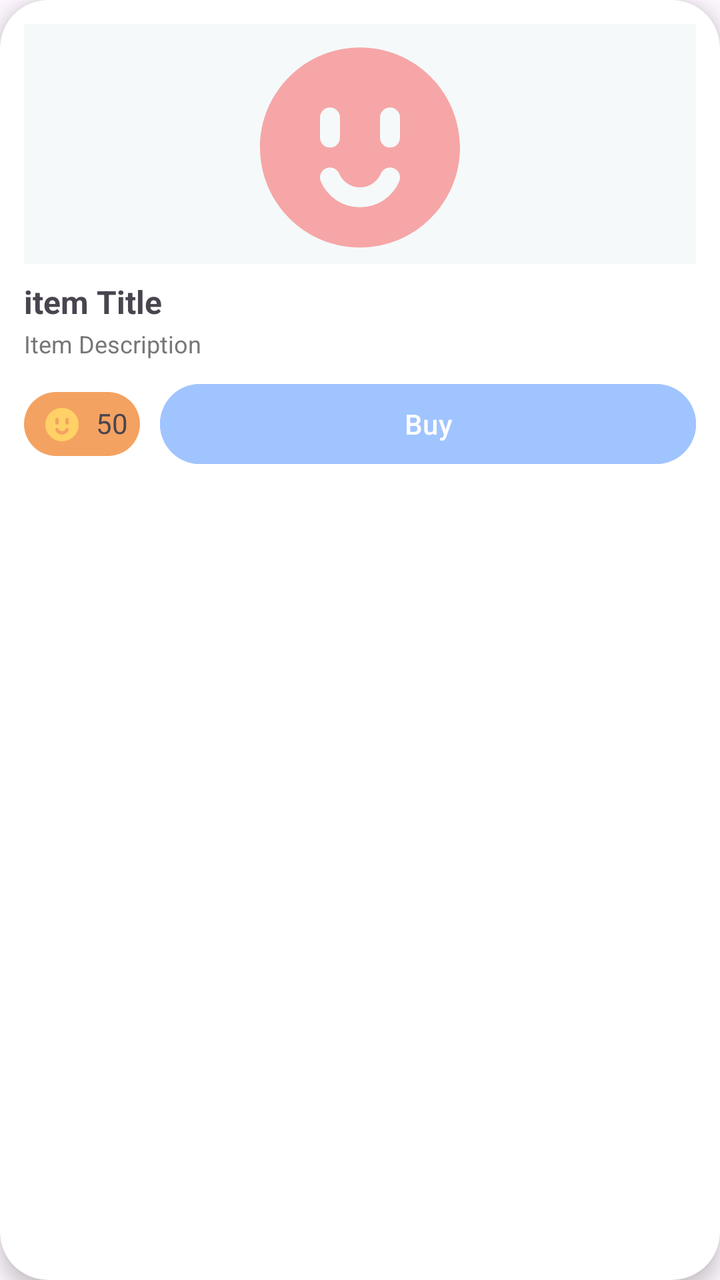
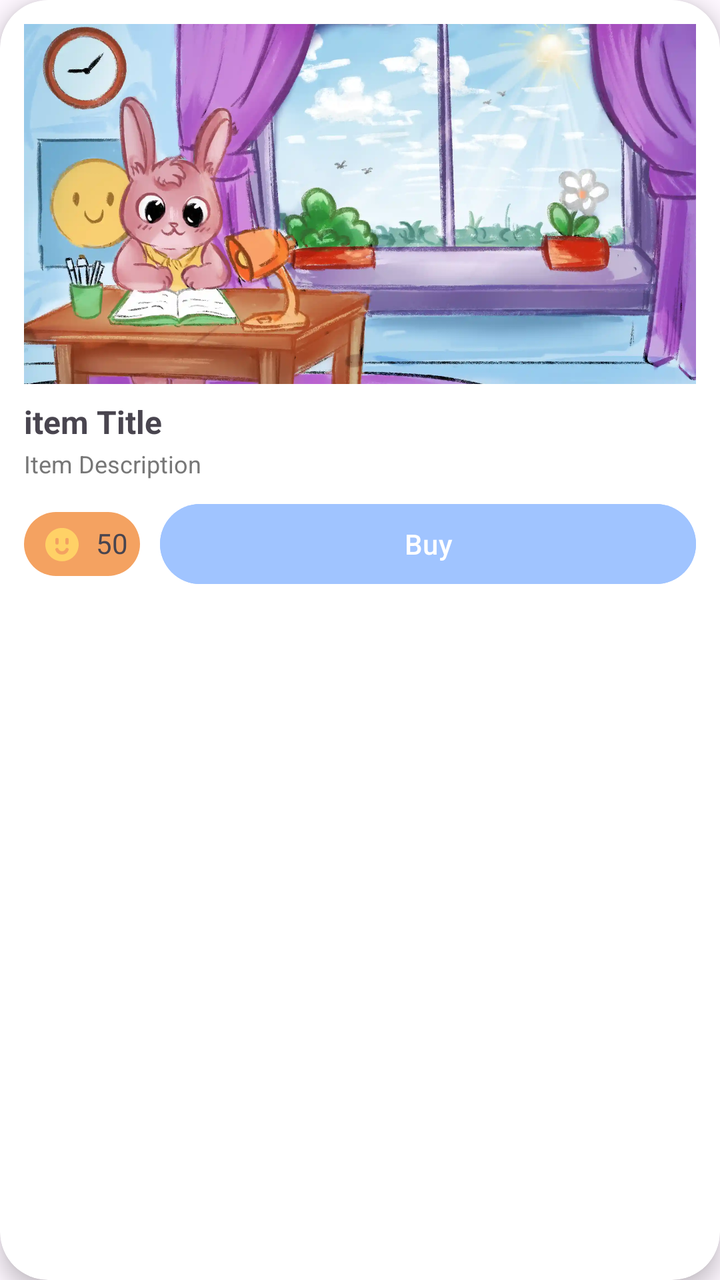

Compare the two renders of this Android layout. The source of the first and the diff that turns it into the second are given below.
<!-- AndroidManifest.xml: application theme Theme.BetweenUs -->
<!-- res/layout/item_shop.xml -->
<?xml version="1.0" encoding="utf-8"?>
<androidx.cardview.widget.CardView xmlns:android="http://schemas.android.com/apk/res/android"
    android:layout_width="match_parent"
    android:layout_height="wrap_content"
    xmlns:app="http://schemas.android.com/apk/res-auto"
    android:layout_margin="8dp"
    app:cardCornerRadius="24dp"
    app:cardElevation="6dp"
    app:cardBackgroundColor="#FFFFFF">

    <LinearLayout
        android:orientation="vertical"
        android:padding="12dp"
        android:layout_width="match_parent"
        android:layout_height="wrap_content">

        
        <ImageView
            android:id="@+id/imgPreview"
            android:layout_width="match_parent"
            android:layout_height="120dp"
            android:src="@drawable/study_coin"
            android:background="#F5F9FA"
            android:tint="#F6A6A6"
            android:scaleType="centerInside"
            />

        
        <TextView
            android:layout_width="wrap_content"
            android:layout_height="wrap_content"
            android:id="@+id/tvName"
            android:text="item Title "
            android:textStyle="bold"
            android:textSize="16sp"
            android:layout_marginTop="8dp"/>

        
        <TextView
            android:layout_width="wrap_content"
            android:layout_height="wrap_content"
            android:id="@+id/tvDescription"
            android:text="Item Description"
            android:textSize="12sp"
            android:textColor="#777"
            android:layout_marginTop="2dp"/>

        
        <LinearLayout
            android:layout_width="match_parent"
            android:layout_height="wrap_content"
            android:orientation="horizontal"
            android:layout_marginTop="8dp"
            android:gravity="center_vertical">

            
            <LinearLayout
                android:layout_width="wrap_content"
                android:layout_height="wrap_content"
                android:orientation="horizontal"
                android:background="@drawable/image_round"
                android:backgroundTint="#F4A261"
                android:padding="6dp">

                <ImageView
                    android:layout_width="26dp"
                    android:layout_height="20dp"
                    android:src="@drawable/study_coin"
                    android:tint="#FFD166"/>

                <TextView
                    android:layout_width="wrap_content"
                    android:layout_height="wrap_content"
                    android:id="@+id/tvPrice"
                    android:text="50"
                    android:layout_marginStart="4dp"/>
            </LinearLayout>

            
            <Button
                android:id="@+id/btnBuy"
                android:layout_width="wrap_content"
                android:layout_height="wrap_content"
                android:text="Buy"

                android:layout_weight="1"
                android:layout_marginStart="10dp"
                android:backgroundTint="#A0C4FF"
                android:textColor="@android:color/white"/>

        </LinearLayout>

    </LinearLayout>

</androidx.cardview.widget.CardView>
<!-- resources referenced by this layout -->
<resources>
  <!-- drawable image_round (drawable) -->
  <?xml version="1.0" encoding="utf-8"?>
  <shape xmlns:android="http://schemas.android.com/apk/res/android">
      <corners android:radius="18dp"/>
  </shape>
  <!-- drawable study_coin (drawable) -->
  <vector xmlns:android="http://schemas.android.com/apk/res/android"
      android:width="800dp"
      android:height="800dp"
      android:viewportWidth="24"
      android:viewportHeight="24">
    <path
        android:pathData="M12,22.358c-5.523,0 -10,-4.477 -10,-10s4.477,-10 10,-10 10,4.477 10,10 -4.477,10 -10,10zM8.08,15.752a4.264,4.264 0,0 0,7.84 0,1 1,0 1,0 -1.84,-0.788 2.264,2.264 0,0 1,-4.16 0,1 1,0 1,0 -1.84,0.788zM9,8.358a1,1 0,0 0,-1 1v2a1,1 0,1 0,2 0v-2a1,1 0,0 0,-1 -1zM15,8.358a1,1 0,0 0,-1 1v2a1,1 0,0 0,2 0v-2a1,1 0,0 0,-1 -1z"
        android:fillColor="#000000"/>
  </vector>
  <style name="Theme.BetweenUs" parent="Theme.MaterialComponents.DayNight.NoActionBar">
          
          <item name="colorPrimary">@color/purple_500</item>
          <item name="colorPrimaryVariant">@color/purple_700</item>
          <item name="colorOnPrimary">@color/white</item>
          
          <item name="colorSecondary">@color/teal_200</item>
          <item name="colorSecondaryVariant">@color/teal_700</item>
          <item name="colorOnSecondary">@color/black</item>
          
          <item name="android:statusBarColor">?attr/colorPrimaryVariant</item>
          
      </style>
  <color name="purple_500">#FF6200EE</color>
  <color name="purple_700">#FF3700B3</color>
  <color name="white">#FFFFFFFF</color>
  <color name="teal_200">#FF03DAC5</color>
  <color name="teal_700">#FF018786</color>
  <color name="black">#FF000000</color>
</resources>

<!-- the commit's change to res/layout/item_shop.xml (unified diff, before → after) -->
@@ -18,11 +18,10 @@
         <ImageView
             android:id="@+id/imgPreview"
             android:layout_width="match_parent"
-            android:layout_height="120dp"
-            android:src="@drawable/study_coin"
+            android:layout_height="180dp"
+            android:src="@drawable/bg2"
             android:background="#F5F9FA"
-            android:tint="#F6A6A6"
-            android:scaleType="centerInside"
+            android:scaleType="centerCrop"
             />
 
         
@@ -66,7 +65,7 @@
                     android:layout_width="26dp"
                     android:layout_height="20dp"
                     android:src="@drawable/study_coin"
-                    android:tint="#FFD166"/>
+                    app:tint="#FFD166" />
 
                 <TextView
                     android:layout_width="wrap_content"
<!-- resource entries referenced after the edit -->
@@ -1,5 +1,6 @@
 <!-- resources referenced by this layout -->
 <resources>
+  <!-- drawable bg2: webp bitmap (drawable, 114958 bytes) -->
   <!-- drawable image_round (drawable) -->
   <?xml version="1.0" encoding="utf-8"?>
   <shape xmlns:android="http://schemas.android.com/apk/res/android">
